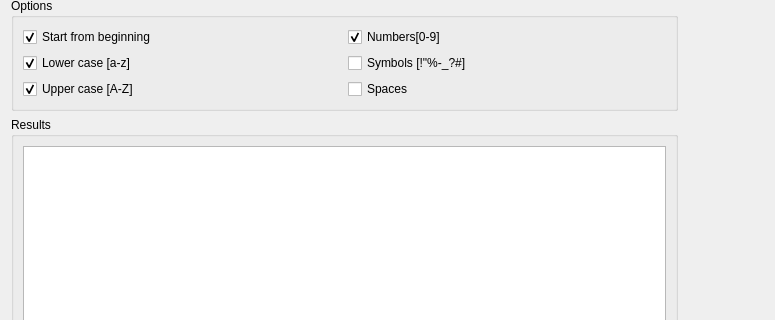
The window that hexwalk/stringsdialog.ui (gcarmix/HexWalk) describes before a commit, drawn with Qt 5; both pictures show x 0 to 775 and y 86 to 406 of the 775 by 550 pixel window.
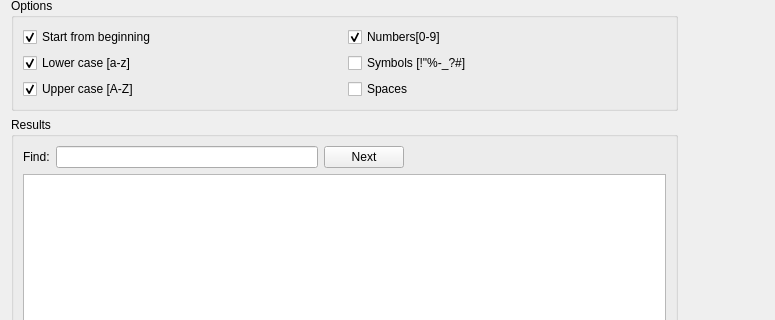
The same window after the commit.

What changed in the file:
```diff
--- a/hexwalk/stringsdialog.ui
+++ b/hexwalk/stringsdialog.ui
@@ -168,6 +168,40 @@
         <string>Results</string>
        </property>
        <layout class="QVBoxLayout" name="verticalLayout_3">
+        <item>
+         <layout class="QHBoxLayout" name="horizontalLayout_2">
+          <item>
+           <widget class="QLabel" name="lblFind">
+            <property name="text">
+             <string>Find:</string>
+            </property>
+           </widget>
+          </item>
+          <item>
+           <widget class="QLineEdit" name="edtFind"/>
+          </item>
+          <item>
+           <widget class="QPushButton" name="btnNext">
+            <property name="text">
+             <string>Next</string>
+            </property>
+           </widget>
+          </item>
+          <item>
+           <spacer name="horizontalSpacer_2">
+            <property name="orientation">
+             <enum>Qt::Horizontal</enum>
+            </property>
+            <property name="sizeHint" stdset="0">
+             <size>
+              <width>40</width>
+              <height>20</height>
+             </size>
+            </property>
+           </spacer>
+          </item>
+         </layout>
+        </item>
         <item>
          <widget class="QTableWidget" name="tableWidget"/>
         </item>
```
